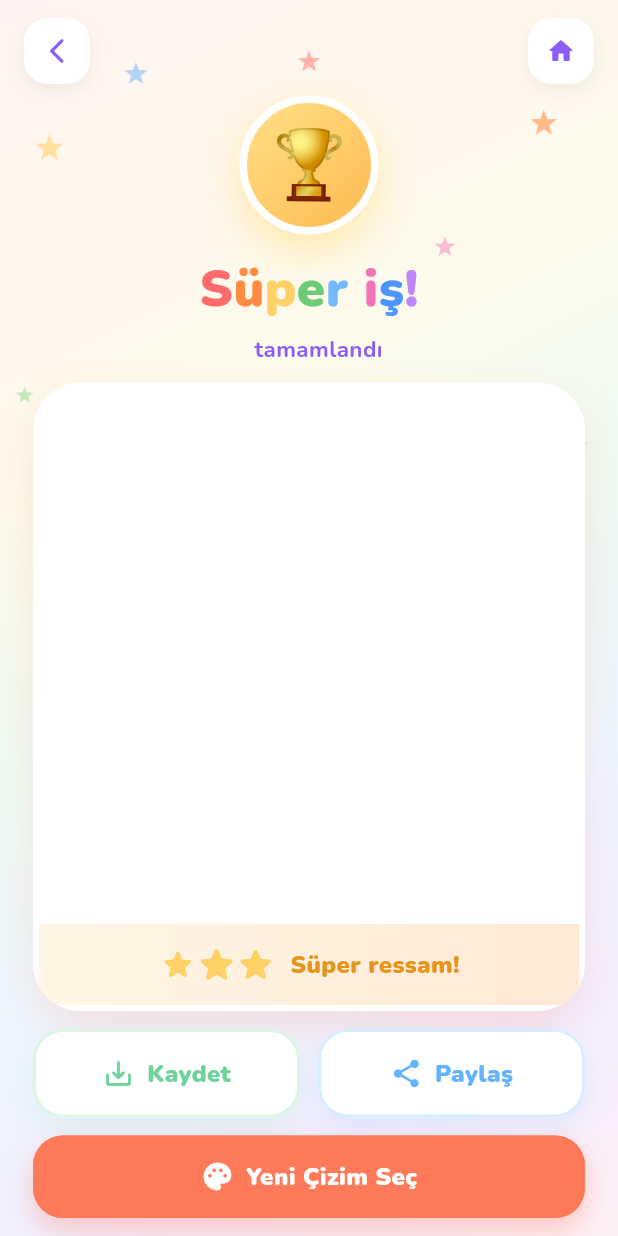
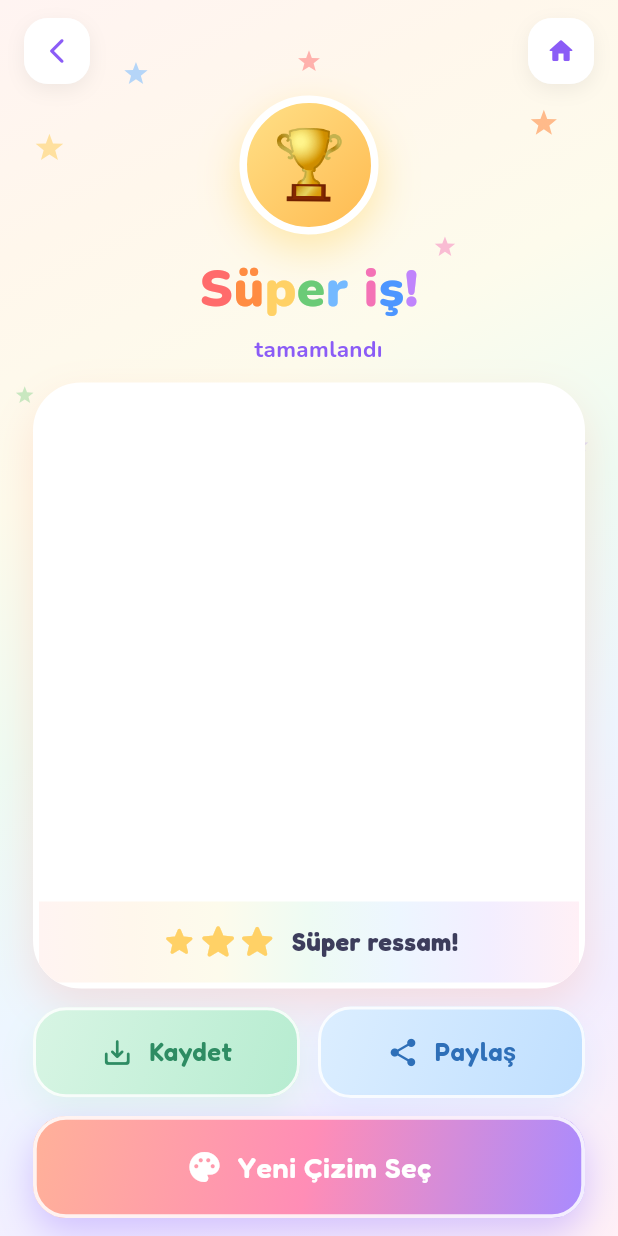
Before and after one commit to erkandemirel/arvenland-coloring-book, a Flutter app: the CompletionScreen screen opened directly with empty values, on a phone screen of 412 x 824 dp. Run offline on Flutter 3.47's test engine with Material 3 defaults, Android fonts, the phone set to English and light mode, and no system bars; our stand-ins replace flutter_svg, google_fonts.

Commit message:
Tamamlama ekrani: gradient aksiyon butonlari ve Fredoka font
- Kaydet/Paylas/Yeni Cizim Sec butonlari gradient dolgulu, Fredoka yazi
- Yildiz seridi gokkusagi gradyanina cevrildi
- Geri/ana sayfa ikonlari ve tamamlandi yazisi mor korundu

Co-Authored-By: Claude Opus 4.8 <noreply@anthropic.com>

```diff
--- a/lib/screens/completion_screen.dart
+++ b/lib/screens/completion_screen.dart
@@ -233,9 +233,9 @@ class _CompletionScreenState extends State<CompletionScreen>
                 padding: const EdgeInsets.symmetric(vertical: 14),
                 decoration: const BoxDecoration(
                   gradient: LinearGradient(
-                    colors: [Color(0xFFFFF6E5), Color(0xFFFFE9D6)],
                     begin: Alignment.centerLeft,
                     end: Alignment.centerRight,
+                    colors: AppTheme.softRainbowBg,
                   ),
                 ),
                 child: Row(
@@ -249,10 +249,11 @@ class _CompletionScreenState extends State<CompletionScreen>
                     const SizedBox(width: 10),
                     Text(
                       'Süper ressam!',
-                      style: GoogleFonts.nunito(
-                        fontWeight: FontWeight.w900,
-                        color: const Color(0xFFE6941C),
-                        fontSize: 16,
+                      style: GoogleFonts.fredoka(
+                        fontWeight: FontWeight.w700,
+                        color: AppTheme.textDark,
+                        fontSize: 17,
+                        letterSpacing: 0.3,
                       ),
                     ),
                   ],
@@ -276,7 +277,8 @@ class _CompletionScreenState extends State<CompletionScreen>
                 child: _BigActionButton(
                   icon: Icons.save_alt_rounded,
                   label: 'Kaydet',
-                  color: AppTheme.success,
+                  gradient: const [Color(0xFFD8F5E4), Color(0xFFB6ECD0)],
+                  foreground: const Color(0xFF2E8C63),
                   onTap: () => _snack(context, 'Resim kaydedildi! 🎉',
                       AppTheme.success, Icons.check_circle_rounded),
                 ),
@@ -286,7 +288,8 @@ class _CompletionScreenState extends State<CompletionScreen>
                 child: _BigActionButton(
                   icon: Icons.share_rounded,
                   label: 'Paylaş',
-                  color: AppTheme.secondary,
+                  gradient: const [Color(0xFFDCEEFF), Color(0xFFBFDFFF)],
+                  foreground: const Color(0xFF2E6FB8),
                   onTap: () => _snack(context, 'Paylaşım yakında geliyor!',
                       AppTheme.secondary, Icons.share_rounded),
                 ),
@@ -299,8 +302,13 @@ class _CompletionScreenState extends State<CompletionScreen>
             child: _BigActionButton(
               icon: Icons.palette_rounded,
               label: 'Yeni Çizim Seç',
-              color: AppTheme.primary,
-              filled: true,
+              gradient: const [
+                Color(0xFFFFB199),
+                Color(0xFFFF8DB6),
+                Color(0xFFA88BFF),
+              ],
+              foreground: Colors.white,
+              primary: true,
               onTap: () => Navigator.of(context).pushAndRemoveUntil(
                 MaterialPageRoute(builder: (_) => const HomeScreen()),
                 (route) => false,
@@ -353,56 +361,65 @@ class _PillIconButton extends StatelessWidget {
 class _BigActionButton extends StatelessWidget {
   final IconData icon;
   final String label;
-  final Color color;
-  final bool filled;
+  final List<Color> gradient;
+  final Color foreground;
+  final bool primary;
   final VoidCallback onTap;
 
   const _BigActionButton({
     required this.icon,
     required this.label,
-    required this.color,
+    required this.gradient,
+    required this.foreground,
     required this.onTap,
-    this.filled = false,
+    this.primary = false,
   });
 
   @override
   Widget build(BuildContext context) {
-    final bg = filled ? color : Colors.white;
-    final fg = filled ? Colors.white : color;
+    final shadowColor = gradient.last.withOpacity(primary ? 0.45 : 0.30);
     return Material(
-      color: bg,
-      borderRadius: BorderRadius.circular(20),
-      elevation: 0,
+      color: Colors.transparent,
+      borderRadius: BorderRadius.circular(22),
       child: InkWell(
-        borderRadius: BorderRadius.circular(20),
+        borderRadius: BorderRadius.circular(22),
         onTap: onTap,
         child: Container(
-          padding: const EdgeInsets.symmetric(vertical: 16, horizontal: 14),
+          padding: EdgeInsets.symmetric(
+            vertical: primary ? 18 : 16,
+            horizontal: 14,
+          ),
           decoration: BoxDecoration(
-            color: bg,
-            borderRadius: BorderRadius.circular(20),
-            border: filled
-                ? null
-                : Border.all(color: color.withOpacity(0.25), width: 2),
+            gradient: LinearGradient(
+              begin: Alignment.topLeft,
+              end: Alignment.bottomRight,
+              colors: gradient,
+            ),
+            borderRadius: BorderRadius.circular(22),
+            border: Border.all(
+              color: Colors.white.withOpacity(0.85),
+              width: primary ? 2.5 : 2,
+            ),
             boxShadow: [
               BoxShadow(
-                color: color.withOpacity(filled ? 0.35 : 0.15),
-                blurRadius: 16,
-                offset: const Offset(0, 8),
+                color: shadowColor,
+                blurRadius: 20,
+                offset: const Offset(0, 10),
               ),
             ],
           ),
           child: Row(
             mainAxisAlignment: MainAxisAlignment.center,
             children: [
-              Icon(icon, size: 22, color: fg),
-              const SizedBox(width: 8),
+              Icon(icon, size: primary ? 24 : 22, color: foreground),
+              const SizedBox(width: 10),
               Text(
                 label,
-                style: GoogleFonts.nunito(
-                  fontSize: 16,
-                  fontWeight: FontWeight.w900,
-                  color: fg,
+                style: GoogleFonts.fredoka(
+                  fontSize: primary ? 19 : 17,
+                  fontWeight: FontWeight.w600,
+                  color: foreground,
+                  letterSpacing: 0.4,
                 ),
               ),
             ],
```
